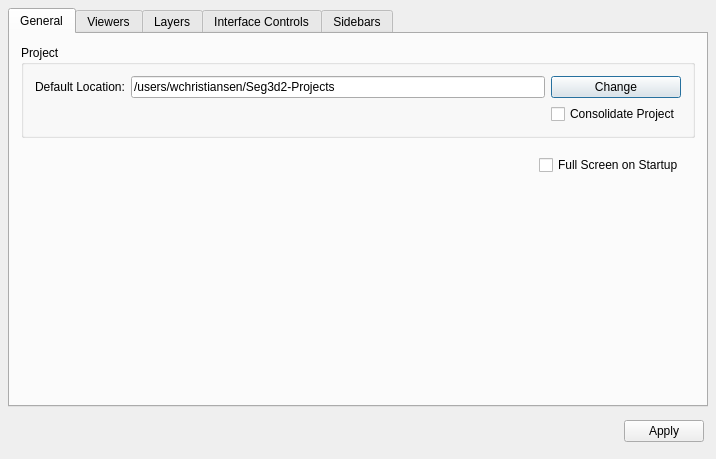
Before: the Qt Designer form src/Interface/AppPreferences/AppPreferences.ui in SCIInstitute/Seg3D, drawn with Qt 5.
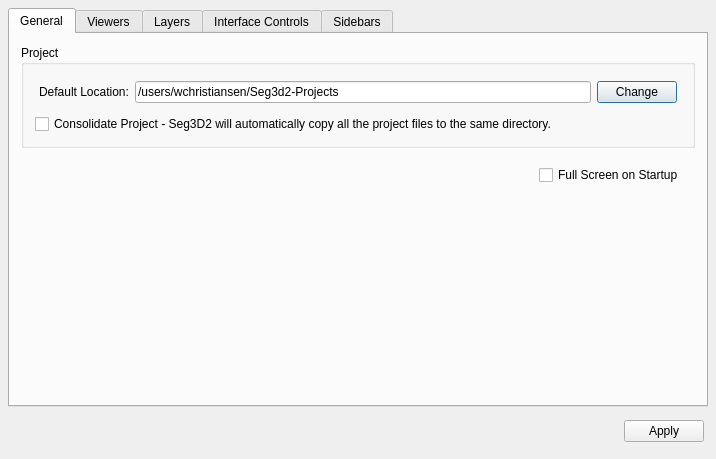
After: the same form once the commit is applied.

Commit message: added components for the framework for project management and a wizard for adding new projects, also added functionality for vectors of strings state variables

What changed in the file:
```diff
--- a/src/Interface/AppPreferences/AppPreferences.ui
+++ b/src/Interface/AppPreferences/AppPreferences.ui
@@ -96,35 +96,50 @@
          <property name="title">
           <string>Project</string>
          </property>
-         <layout class="QGridLayout" name="gridLayout_4">
-          <item row="0" column="2">
-           <widget class="QPushButton" name="change_directory_button_">
-            <property name="text">
-             <string>Change</string>
+         <layout class="QVBoxLayout" name="verticalLayout_10">
+          <item>
+           <widget class="QWidget" name="widget_2" native="true">
+            <property name="minimumSize">
+             <size>
+              <width>0</width>
+              <height>32</height>
+             </size>
             </property>
+            <layout class="QHBoxLayout" name="horizontalLayout_2">
+             <property name="margin">
+              <number>4</number>
+             </property>
+             <item>
+              <widget class="QLabel" name="label_10">
+               <property name="text">
+                <string>Default Location:</string>
+               </property>
+              </widget>
+             </item>
+             <item>
+              <widget class="QLineEdit" name="path_">
+               <property name="text">
+                <string>/users/wchristiansen/Seg3d2-Projects</string>
+               </property>
+               <property name="readOnly">
+                <bool>true</bool>
+               </property>
+              </widget>
+             </item>
+             <item>
+              <widget class="QPushButton" name="change_directory_button_">
+               <property name="text">
+                <string>Change</string>
+               </property>
+              </widget>
+             </item>
+            </layout>
            </widget>
           </item>
-          <item row="1" column="2">
+          <item>
            <widget class="QCheckBox" name="consolidate_project_checkbox_">
             <property name="text">
-             <string>Consolidate Project</string>
-            </property>
-           </widget>
-          </item>
-          <item row="0" column="0">
-           <widget class="QLabel" name="label_10">
-            <property name="text">
-             <string>Default Location:</string>
-            </property>
-           </widget>
-          </item>
-          <item row="0" column="1">
-           <widget class="QLineEdit" name="path_">
-            <property name="text">
-             <string>/users/wchristiansen/Seg3d2-Projects</string>
-            </property>
-            <property name="readOnly">
-             <bool>true</bool>
+             <string>Consolidate Project - Seg3D2 will automatically copy all the project files to the same directory.</string>
             </property>
            </widget>
           </item>
```
Left out of the diff: 27 changed lines with no effect on the pictures. The commit also changes 36 other files.
